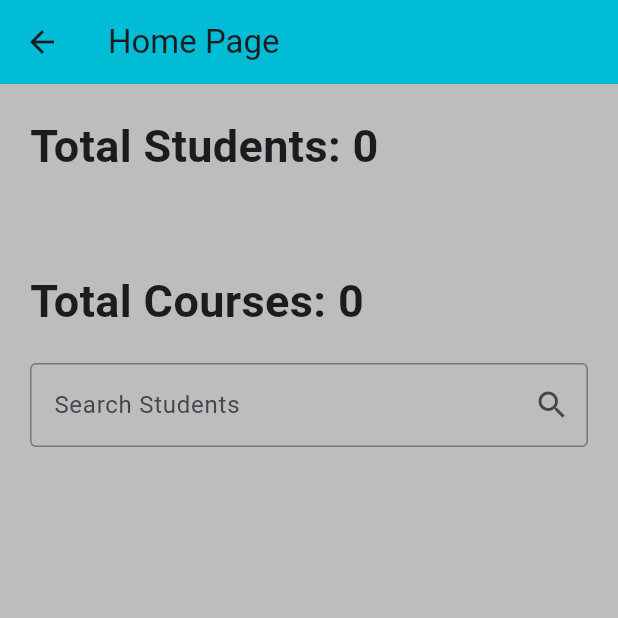
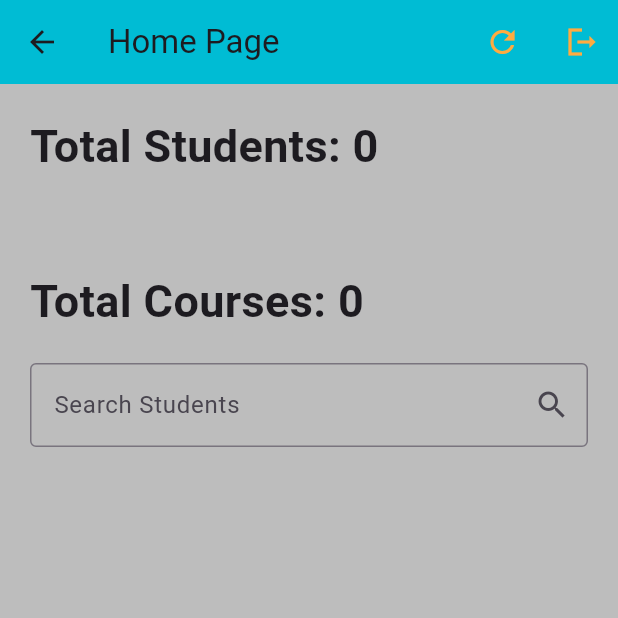
Before and after one commit to Freezexxi/apdp_wypm, a Flutter app: the HomePage screen opened directly, on a phone screen of 412 x 824 dp, the top half of it. Run offline on Flutter 3.47's test engine with Material 3 defaults, Android fonts, the light colour scheme and no system bars; our stand-ins replace cloud_firestore, firebase_core; accounts and stored records are empty.

Commit message:
feat: log out and refresh button

```diff
--- /dev/null
+++ b/lib/custom_widgets/log_out_button.dart
@@ -0,0 +1,23 @@
+import 'package:flutter/material.dart';
+import 'package:wypm_apdp/pages/login_page.dart';
+
+class LogOutButton extends StatelessWidget {
+  const LogOutButton({super.key});
+
+  @override
+  Widget build(BuildContext context) {
+    return IconButton(
+      onPressed: () {
+        Navigator.of(context).pushReplacement(
+          MaterialPageRoute(
+            builder: (BuildContext context) => LoginPage(),
+          ),
+        );
+      },
+      icon: const Icon(
+        Icons.logout_sharp,
+        color: Colors.orangeAccent,
+      ),
+    );
+  }
+}
--- /dev/null
+++ b/lib/custom_widgets/refresh_button.dart
@@ -0,0 +1,27 @@
+import 'package:flutter/material.dart';
+
+class RefreshButton extends StatefulWidget {
+  final Function? refreshFunction;
+
+  RefreshButton({super.key, this.refreshFunction});
+
+  @override
+  State<RefreshButton> createState() => _RefreshButtonState();
+}
+
+class _RefreshButtonState extends State<RefreshButton> {
+  @override
+  Widget build(BuildContext context) {
+    return IconButton(
+      onPressed: () {
+        if (widget.refreshFunction != null) {
+          widget.refreshFunction!();
+        }
+      },
+      icon: const Icon(
+        Icons.refresh_sharp,
+        color: Colors.orangeAccent,
+      ),
+    );
+  }
+}
--- a/lib/pages/home_page.dart
+++ b/lib/pages/home_page.dart
@@ -1,6 +1,8 @@
 import 'package:flutter/material.dart';
 import 'package:wypm_apdp/classes/learner.dart';
 import 'package:wypm_apdp/custom_widgets/display_status.dart';
+import 'package:wypm_apdp/custom_widgets/log_out_button.dart';
+import 'package:wypm_apdp/custom_widgets/refresh_button.dart';
 import 'package:wypm_apdp/methods/course_program_methods.dart';
 import 'package:wypm_apdp/methods/student_methods.dart';
 
@@ -57,6 +59,13 @@ class _HomePageState extends State<HomePage> {
     return Scaffold(
       appBar: AppBar(
         title: const Text('Home Page'),
+        actions: [
+          RefreshButton(),
+          const SizedBox(
+            width: 5,
+          ),
+          const LogOutButton(),
+        ],
       ),
       body: Padding(
         padding: const EdgeInsets.all(20.0),
```
Also changed, not shown: lib/custom_widgets/enrollment_record_table.dart (+12 -7 lines), lib/pages/learner_edit_page.dart (+18 -7 lines), lib/pages/manage_course_page.dart (+7 -0 lines), lib/pages/student_list_page.dart (+21 -4 lines), lib/pages/student_register_page.dart (+14 -6 lines).
